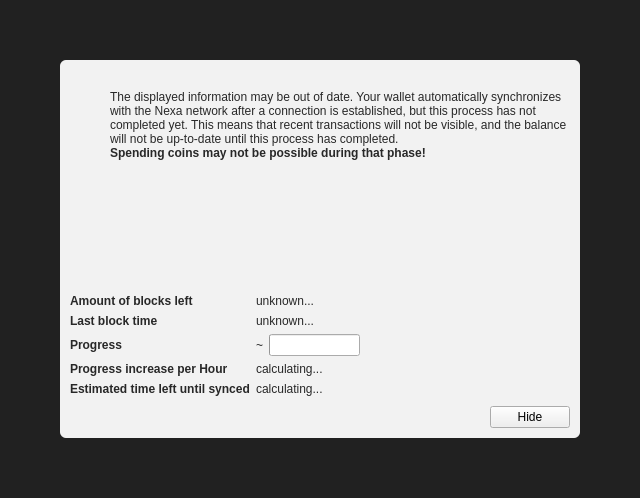
Above: src/qt/forms/modaloverlay.ui from DannyWhiteFix/NexaWallet before the change. Below: the same form after it.
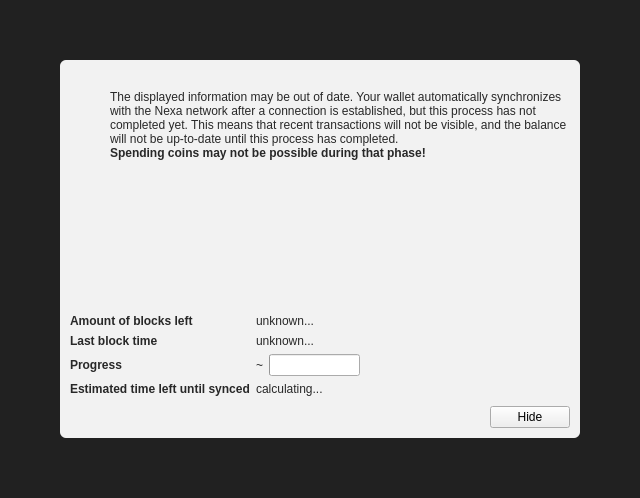
That is the form after the change. Icons and pictures are not drawn. Custom widgets are drawn as their Qt base class.

Commit message:
Remove Progress Increase Per Hour from the modal overlay
  * This line offers very little in terms of understanding
    how our sync is progressing. It's not even clear what this
    number means.  All we need is Progress % and Estimated
    Time Left which should be sufficient to understand where
    we are in the sync process.

What changed in the file:
```diff
--- a/src/qt/forms/modaloverlay.ui
+++ b/src/qt/forms/modaloverlay.ui
@@ -281,26 +281,6 @@
             </layout>
            </item>
            <item row="4" column="0">
-            <widget class="QLabel" name="labelProgressIncrease">
-             <property name="font">
-              <font>
-               <weight>75</weight>
-               <bold>true</bold>
-              </font>
-             </property>
-             <property name="text">
-              <string>Progress increase per Hour</string>
-             </property>
-            </widget>
-           </item>
-           <item row="4" column="1">
-            <widget class="QLabel" name="progressIncreasePerH">
-             <property name="text">
-              <string>calculating...</string>
-             </property>
-            </widget>
-           </item>
-           <item row="5" column="0">
             <widget class="QLabel" name="labelEstimatedTimeLeft">
              <property name="font">
               <font>
@@ -313,7 +293,7 @@
              </property>
             </widget>
            </item>
-           <item row="5" column="1">
+           <item row="4" column="1">
             <widget class="QLabel" name="expectedTimeLeft">
              <property name="text">
               <string>calculating...</string>
```
The commit also changes 1 other file.
